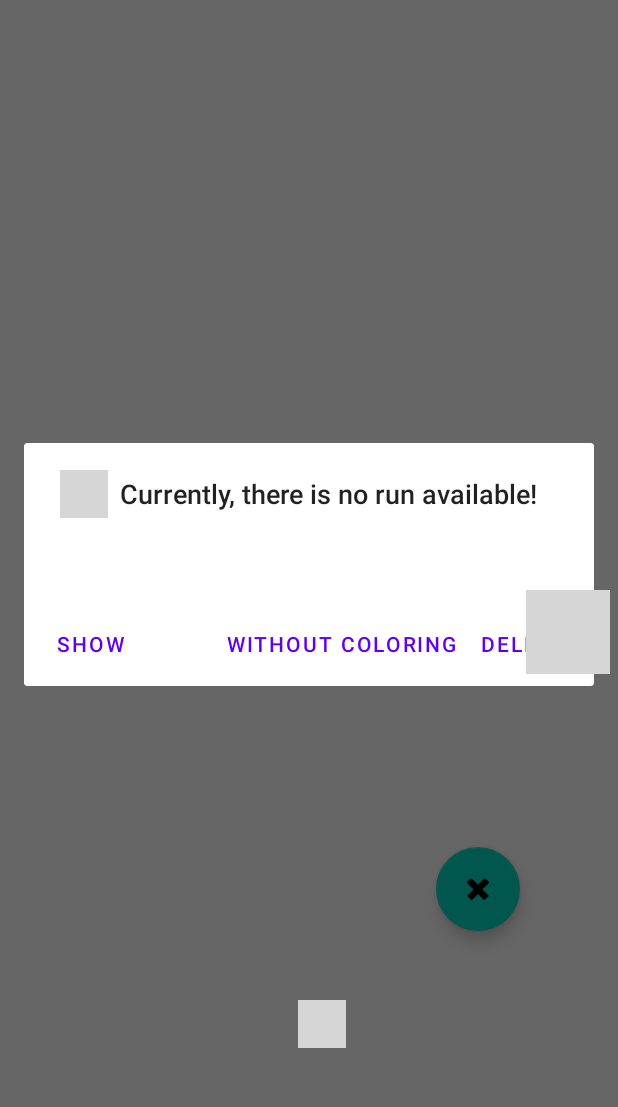
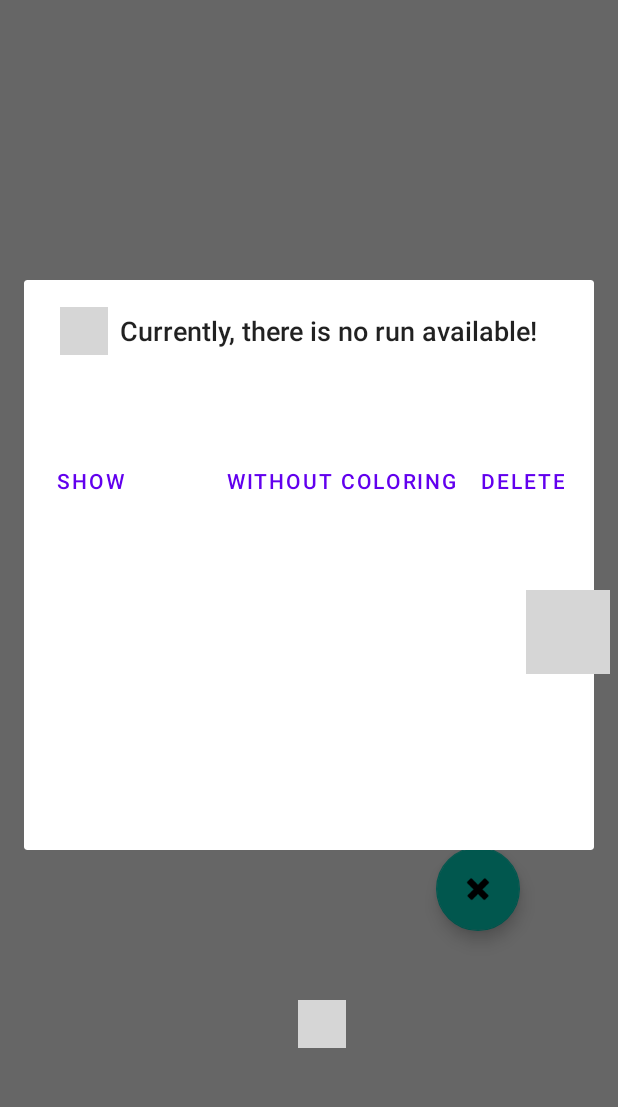
Before and after one commit to bernd-roth/Ultrarunning, an Android app: the screen it shows after launch (MapsActivity), after a tap on an icon or button, on a phone screen of 412 x 824 dp, the part 53-1160 px from its top. Run offline under Robolectric (Android 15) with nearby library versions, the phone set to English and light mode, and no system bars; our stand-ins replace EventBus, Timber; libraries missing offline, so code that uses them is left out: com.github.pengrad.mapscaleview, com.opencsv; plain views replace MapScaleView; 3 statements that could not run were skipped; 3 other taps on this screen came first; grey boxes are pictures that could not be loaded.

Commit message:
MainActivity: implementing smaller AlertDialog when selecting run to display; activity_maps.xml: adapting scaleView size

```diff
--- a/app/src/main/java/at/co/netconsulting/runningtracker/MapsActivity.java
+++ b/app/src/main/java/at/co/netconsulting/runningtracker/MapsActivity.java
@@ -23,6 +23,7 @@ import android.view.Menu;
 import android.view.MenuInflater;
 import android.view.MenuItem;
 import android.view.View;
+import android.view.WindowManager;
 import android.view.animation.AlphaAnimation;
 import android.view.animation.Animation;
 import android.widget.ArrayAdapter;
@@ -461,6 +462,7 @@ public class MapsActivity extends BaseActivity implements OnMapReadyCallback, Go
         }
 
         AlertDialog.Builder builderSingle = new AlertDialog.Builder(MapsActivity.this);
+
         if(allEntries.size() == 0) {
             builderSingle.setTitle(getResources().getString(R.string.no_run_available));
         } else {
@@ -575,9 +577,24 @@ public class MapsActivity extends BaseActivity implements OnMapReadyCallback, Go
                 Toast.makeText(getApplicationContext(), getResources().getString(R.string.single_entry_deleted), Toast.LENGTH_LONG).show();
             }
         });
-        builderSingle.setCancelable(true);
-        builderSingle.show();
+        setAlertDialogWithSpecificHeight(builderSingle);
     }
+
+    private void setAlertDialogWithSpecificHeight(AlertDialog.Builder builderSingle) {
+        //set height to 50%
+        int height = 2;
+
+        AlertDialog alertDialog = builderSingle.create();
+        alertDialog.show();
+
+        WindowManager.LayoutParams lp = new WindowManager.LayoutParams();
+        lp.copyFrom(alertDialog.getWindow().getAttributes());
+        lp.width = this.getWindow().getDecorView().getWidth();
+        lp.height = this.getWindow().getDecorView().getHeight()/height;
+
+        alertDialog.getWindow().setAttributes(lp);
+    }
+
     private void showPolyline(List<ColoredPoint> points) {
         mMap.clear();
         if (points.size() < 2)
--- a/app/src/main/res/layout/activity_maps.xml
+++ b/app/src/main/res/layout/activity_maps.xml
@@ -26,10 +26,10 @@
         android:layout_marginBottom="90dp"
         app:scale_color="#009"
         app:scale_expandRtl="true"
-        app:scale_maxWidth="150dp"
+        app:scale_maxWidth="100dp"
         app:scale_outline="true"
         app:scale_strokeWidth="3dp"
-        app:scale_textSize="20sp" />
+        app:scale_textSize="12sp" />
 
     <TextView
         android:id="@+id/textViewSlow"
```
